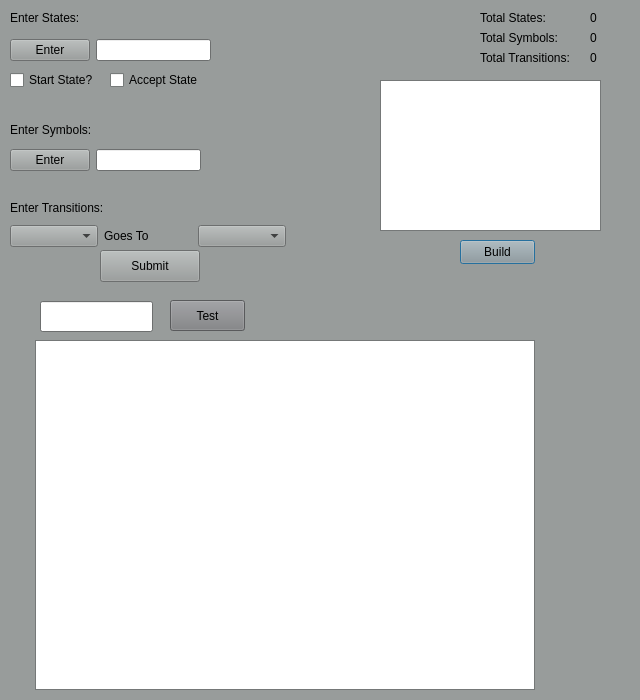
Before: the Qt Designer form FiniteStateMachinesApp/nfadialog.ui in noah2734/FiniteStateMachines, drawn with Qt 5.
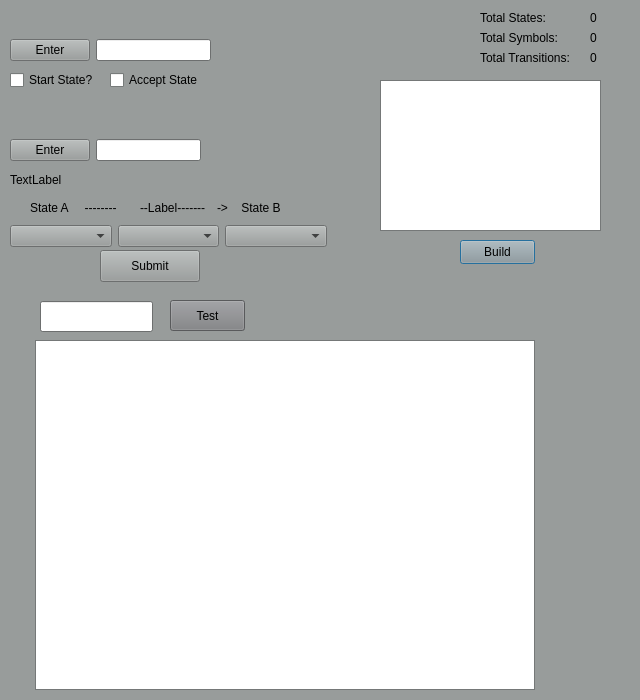
After: the same form once the commit is applied.

Patch:
```diff
--- a/FiniteStateMachinesApp/nfadialog.ui
+++ b/FiniteStateMachinesApp/nfadialog.ui
@@ -1140,7 +1140,7 @@
    <property name="geometry">
     <rect>
      <x>10</x>
-     <y>140</y>
+     <y>130</y>
      <width>191</width>
      <height>41</height>
     </rect>
@@ -1167,7 +1167,7 @@
     <rect>
      <x>10</x>
      <y>220</y>
-     <width>276</width>
+     <width>317</width>
      <height>32</height>
     </rect>
    </property>
@@ -1176,54 +1176,24 @@
      <widget class="QComboBox" name="FromStateCbox"/>
     </item>
     <item>
-     <widget class="QLabel" name="goesToLbl">
-      <property name="text">
-       <string>Goes To</string>
-      </property>
-     </widget>
+     <widget class="QComboBox" name="onSymbolCbox"/>
     </item>
     <item>
      <widget class="QComboBox" name="ToStateCbox"/>
     </item>
    </layout>
   </widget>
-  <widget class="QLabel" name="enterSymbolsLbl">
-   <property name="geometry">
-    <rect>
-     <x>10</x>
-     <y>120</y>
-     <width>91</width>
-     <height>20</height>
-    </rect>
-   </property>
-   <property name="text">
-    <string>Enter Symbols: </string>
-   </property>
-  </widget>
-  <widget class="QLabel" name="enterStatesLbl">
-   <property name="geometry">
-    <rect>
-     <x>10</x>
-     <y>10</y>
-     <width>91</width>
-     <height>16</height>
-    </rect>
-   </property>
-   <property name="text">
-    <string>Enter States: </string>
-   </property>
-  </widget>
   <widget class="QLabel" name="enterTransLbl">
    <property name="geometry">
     <rect>
-     <x>10</x>
+     <x>30</x>
      <y>200</y>
      <width>111</width>
      <height>16</height>
     </rect>
    </property>
    <property name="text">
-    <string>Enter Transitions: </string>
+    <string>State A     --------</string>
    </property>
   </widget>
   <widget class="QPushButton" name="submitTransBtn">
@@ -1265,6 +1235,45 @@
     <string>0</string>
    </property>
   </widget>
+  <widget class="QLabel" name="label">
+   <property name="geometry">
+    <rect>
+     <x>140</x>
+     <y>200</y>
+     <width>91</width>
+     <height>16</height>
+    </rect>
+   </property>
+   <property name="text">
+    <string>--Label-------</string>
+   </property>
+  </widget>
+  <widget class="QLabel" name="label_2">
+   <property name="geometry">
+    <rect>
+     <x>217</x>
+     <y>200</y>
+     <width>91</width>
+     <height>16</height>
+    </rect>
+   </property>
+   <property name="text">
+    <string>-&gt;    State B</string>
+   </property>
+  </widget>
+  <widget class="QLabel" name="symbErrorLbl">
+   <property name="geometry">
+    <rect>
+     <x>10</x>
+     <y>170</y>
+     <width>231</width>
+     <height>20</height>
+    </rect>
+   </property>
+   <property name="text">
+    <string>TextLabel</string>
+   </property>
+  </widget>
  </widget>
  <resources/>
  <connections/>
```
